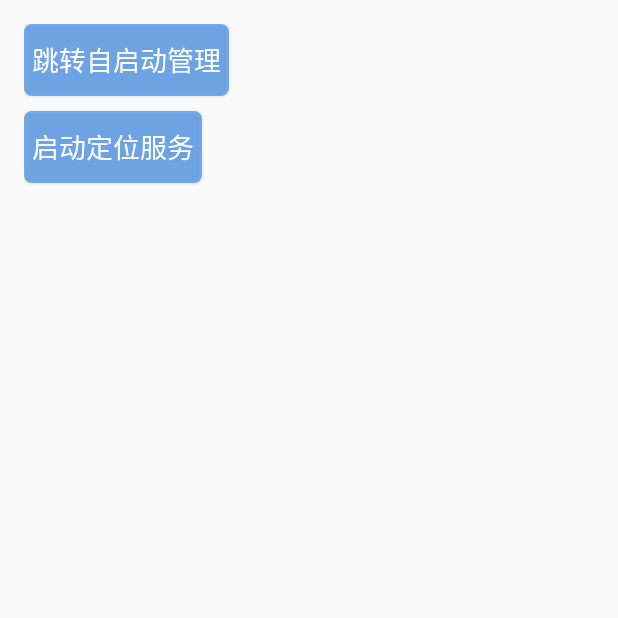
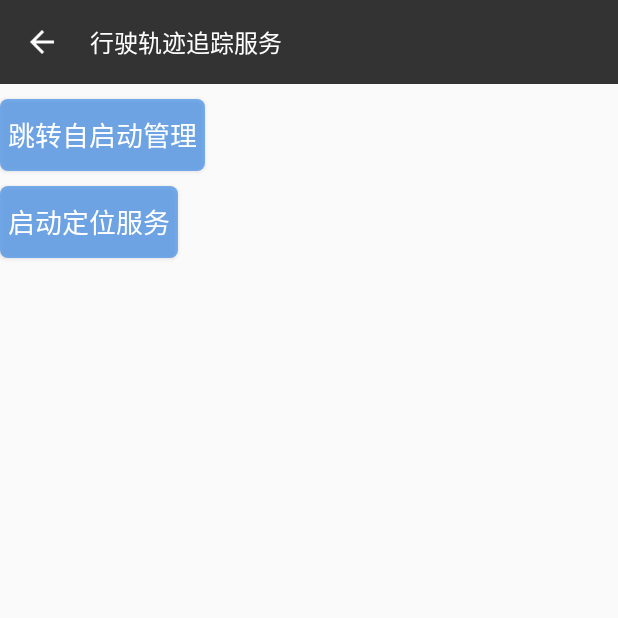
Before and after one commit to harrain/DemoWeChatLoadWebsite, an Android app: the LocateActivity screen opened directly, with no data from a screen before it, on a phone screen of 412 x 824 dp, the top half of it. Run offline under Robolectric (Android 15) with nearby library versions, the phone set to English and light mode, and no system bars; our stand-ins replace ButterKnife; libraries missing offline, so code that uses them is left out: com.xdandroid.hellodaemon; 2 statements that could not run were skipped.

Commit message:
时间戳文件记录坐标。加上权限适配

```diff
--- a/app/build.gradle
+++ b/app/build.gradle
@@ -76,5 +76,6 @@ dependencies {
     apt 'com.jakewharton:butterknife-compiler:8.2.1'
     compile 'com.xdandroid:hellodaemon:+'//后台保活
     compile 'io.reactivex.rxjava2:rxjava:2.+'
+    compile 'com.tbruyelle.rxpermissions2:rxpermissions:0.9.4@aar'
 
 }
--- a/app/src/main/java/com/example/demowechat/TraceServiceImpl.java
+++ b/app/src/main/java/com/example/demowechat/TraceServiceImpl.java
@@ -15,6 +15,8 @@ import java.io.BufferedWriter;
 import java.io.File;
 import java.io.FileWriter;
 import java.io.IOException;
+import java.text.SimpleDateFormat;
+import java.util.Date;
 
 import io.reactivex.disposables.Disposable;
 
@@ -134,6 +136,10 @@ public class TraceServiceImpl extends AbsWorkService {
     @TargetApi(Build.VERSION_CODES.KITKAT)
     private void saveLocationToLocal(String longitude, String latitude) {
         try {
+            SimpleDateFormat sdf = new SimpleDateFormat("yyyy-MM-dd HH:mm:ss");//19个字符串  index : 0-18
+            Date date = new Date();
+            bw.write(sdf.format(date)+"   ");
+
             bw.write(longitude + "-" + latitude);
             bw.newLine();
             bw.flush();
--- a/app/src/main/java/com/example/demowechat/map/LocateActivity.java
+++ b/app/src/main/java/com/example/demowechat/map/LocateActivity.java
@@ -1,26 +1,26 @@
 package com.example.demowechat.map;
 
-import android.app.ActivityManager;
 import android.content.ComponentName;
 import android.content.Intent;
 import android.content.ServiceConnection;
 import android.os.Bundle;
 import android.os.IBinder;
 import android.support.v7.app.AppCompatActivity;
+import android.support.v7.widget.Toolbar;
 import android.view.View;
 import android.widget.Button;
+import android.widget.ImageView;
+import android.widget.TextView;
 
 import com.example.demowechat.R;
 import com.example.demowechat.TraceServiceImpl;
-import com.example.demowechat.utils.LogUtils;
 import com.example.demowechat.utils.SharePrefrenceUtils;
 import com.xdandroid.hellodaemon.DaemonEnv;
 import com.xdandroid.hellodaemon.IntentWrapper;
 
-import java.util.List;
-
 import butterknife.BindView;
 import butterknife.ButterKnife;
+import butterknife.OnClick;
 
 public class LocateActivity extends AppCompatActivity {
     @BindView(R.id.btn_white)
@@ -30,6 +30,12 @@ public class LocateActivity extends AppCompatActivity {
     @BindView(R.id.btn_stop)
     Button mBtnStopService;
     private final String tag = "LocateActivity";
+    @BindView(R.id.scanner_toolbar_back)
+    ImageView mTBack;
+    @BindView(R.id.scanner_toolbar_title)
+    TextView mTTitle;
+    @BindView(R.id.titlebar)
+    Toolbar toolbar;
     private Intent intent;
 
 
@@ -38,22 +44,40 @@ public class LocateActivity extends AppCompatActivity {
         super.onCreate(savedInstanceState);
         setContentView(R.layout.activity_locate);
         ButterKnife.bind(this);
+        setSupportActionBar(toolbar);
+        mTTitle.setText("行驶轨迹追踪服务");
 
         intent = new Intent(this, TraceServiceImpl.class);
 
-        ActivityManager am = (ActivityManager)getSystemService(ACTIVITY_SERVICE);
-        List<ActivityManager.RunningServiceInfo> infos = am.getRunningServices(100);
-        for(ActivityManager.RunningServiceInfo info:infos){
-            String className = info.service.getClassName();
-//            LogUtils.i("service","-----"+className);
-            if(className.equals("com.example.demowechat.TraceServiceImpl")){
-                mBtnStarService.setVisibility(View.INVISIBLE);
-                return;
-            }
+        if (!SharePrefrenceUtils.getInstance().getNeedLocate()){
+            mBtnStopService.setVisibility(View.INVISIBLE);
+        }else {
+            mBtnStarService.setVisibility(View.INVISIBLE);
+            mTTitle.setText("行驶轨迹追踪服务\r\n"+ "后台持续获取位置坐标中···");
+        }
 
+//        ActivityManager am = (ActivityManager) getSystemService(ACTIVITY_SERVICE);
+//        List<ActivityManager.RunningServiceInfo> infos = am.getRunningServices(100);
+//        for (ActivityManager.RunningServiceInfo info : infos) {
+//            String className = info.service.getClassName();
+////            LogUtils.i("service","-----"+className);
+//            if (className.equals("com.example.demowechat.TraceServiceImpl")) {
+//                mBtnStarService.setVisibility(View.INVISIBLE);
+//                return;
+//            }
+//
+//        }
+//        mBtnStopService.setVisibility(View.INVISIBLE);
+
+    }
+
+    @Override
+    protected void onResume() {
+        super.onResume();
+        if (!SharePrefrenceUtils.getInstance().getAddWhiteList()) {
+            IntentWrapper.whiteListMatters(this, "行驶轨迹追踪服务的持续运行");
+            SharePrefrenceUtils.getInstance().setAddWhiteList(true);
         }
-        mBtnStopService.setVisibility(View.INVISIBLE);
-
     }
 
     public void onClick(View v) {
@@ -61,7 +85,7 @@ public class LocateActivity extends AppCompatActivity {
             case R.id.btn_start:
 
                 SharePrefrenceUtils.getInstance().setNeedLocate(true);
-                LogUtils.e(tag,"SharePrefrenceUtils"+SharePrefrenceUtils.getInstance().getNeedLocate());
+//                LogUtils.e(tag, "SharePrefrenceUtils" + SharePrefrenceUtils.getInstance().getNeedLocate());
 
                 DaemonEnv.startServiceSafely(intent);
                 mBtnStarService.setEnabled(false);
@@ -69,11 +93,13 @@ public class LocateActivity extends AppCompatActivity {
 //                mBtnStarService.setBackgroundColor(getResources().getColor(R.color.light_grey));
                 mBtnStarService.setVisibility(View.INVISIBLE);
                 mBtnStopService.setVisibility(View.VISIBLE);
+
+                mTTitle.setText("行驶轨迹追踪服务\r\n"+ "后台持续获取位置坐标中···");
 //                bindService(intent,sc,BIND_AUTO_CREATE);
 
                 break;
             case R.id.btn_white:
-                IntentWrapper.whiteListMatters(this, "轨迹跟踪服务的持续运行");
+                IntentWrapper.whiteListMatters(this, "行驶轨迹追踪服务的持续运行");
                 mBtnStartManger.setEnabled(false);
                 mBtnStartManger.setClickable(false);
                 mBtnStartManger.setBackgroundColor(getResources().getColor(R.color.light_grey));
@@ -86,13 +112,25 @@ public class LocateActivity extends AppCompatActivity {
                 mBtnStopService.setVisibility(View.INVISIBLE);
 
                 SharePrefrenceUtils.getInstance().setNeedLocate(false);
-                LogUtils.e(tag,"SharePrefrenceUtils"+SharePrefrenceUtils.getInstance().getNeedLocate());
+//                LogUtils.e(tag, "SharePrefrenceUtils" + SharePrefrenceUtils.getInstance().getNeedLocate());
                 TraceServiceImpl.stopService();
 
                 stopService(intent);
+                mTTitle.setText("行驶轨迹追踪服务");
 
                 break;
         }
+    }
+
+    @OnClick(R.id.scanner_toolbar_back)
+    public void onBack(){
+        finish();
+    }
+
+    @Override
+    public void onBackPressed() {
+        super.onBackPressed();
+        finish();
     }
 
     private ServiceConnection sc = new ServiceConnection() {
@@ -114,5 +152,4 @@ public class LocateActivity extends AppCompatActivity {
     }
 
 
-
 }
--- a/app/src/main/java/com/example/demowechat/map/TrackShowDemo.java
+++ b/app/src/main/java/com/example/demowechat/map/TrackShowDemo.java
@@ -148,6 +148,10 @@ public class TrackShowDemo extends AppCompatActivity {
                 String lineTxt = null;
 
                 while ((lineTxt = bufferedReader.readLine()) != null) {
+                    if(lineTxt.contains(":")){
+                        String time = lineTxt.substring(0,19);
+                        lineTxt = lineTxt.substring(23,lineTxt.length()-1);
+                    }
                     String[] split = lineTxt.split("-");
                     LatLng latLng = new LatLng(Double.parseDouble(split[1]), Double.parseDouble(split[0]));
                     polylines.add(latLng);
--- a/app/src/main/java/com/example/demowechat/utils/AppConstant.java
+++ b/app/src/main/java/com/example/demowechat/utils/AppConstant.java
@@ -7,7 +7,7 @@ import com.example.demowechat.MyApplication;
 public class AppConstant {
 
     public static final int CAPTURE_NOW = 10;
-    public static final String TRACE_TXT_PATH = MyApplication.getInstance().getExternalFilesDir(Environment.DIRECTORY_DOCUMENTS).getAbsolutePath() + "/" + "trace.txt";
+    public static final String  TRACE_TXT_PATH = MyApplication.getInstance().getExternalFilesDir(Environment.DIRECTORY_DOCUMENTS).getAbsolutePath() + "/" + "trace.txt";
 
     //WHAT 0-10 预留值
     public interface WHAT {
--- a/app/src/main/java/com/example/demowechat/utils/SharePrefrenceUtils.java
+++ b/app/src/main/java/com/example/demowechat/utils/SharePrefrenceUtils.java
@@ -15,6 +15,7 @@ public class SharePrefrenceUtils {
     private static final String CAMERA_TURN = "cameraId";
     private static final String NEED_LOCATE = "need_locate";
     private static final String LOCATE_INTERRUPT = "locate_interrupt";
+    private static final String APP_WHITELIST = "app_whiteList";
 
     private static SharePrefrenceUtils instance;
     private static SharedPreferences sharedPreferences;
@@ -49,6 +50,9 @@ public class SharePrefrenceUtils {
     public void setLocateInterrupt(boolean isInterrupt){ editor.putBoolean(LOCATE_INTERRUPT,isInterrupt).commit();}
     public boolean getLocateInterrupt(){ return sharedPreferences.getBoolean(LOCATE_INTERRUPT,false);}
 
+    public void setAddWhiteList(boolean isAdded){ editor.putBoolean(APP_WHITELIST,isAdded).commit();}
+    public boolean getAddWhiteList() { return sharedPreferences.getBoolean(APP_WHITELIST,false);}
+
     public void removeCameraTurn(){
         editor.remove(CAMERA_TURN).commit();
     }
--- a/app/src/main/res/layout/activity_locate.xml
+++ b/app/src/main/res/layout/activity_locate.xml
@@ -5,8 +5,11 @@
     android:orientation="vertical"
     android:layout_width="match_parent"
     android:layout_height="match_parent"
-    android:padding="16dp"
-    tools:context="com.example.demowechat.map.LocateActivity">
+
+    >
+
+    <include layout="@layout/scanner_toolbar"
+        android:id="@+id/titlebar"/>
 
     <Button
         android:id="@+id/btn_white"
@@ -16,6 +19,7 @@
         android:textColor="@color/white"
         android:background="@drawable/btn_shape"
         android:padding="5dp"
+        android:layout_marginTop="10dp"
         android:text="跳转自启动管理"
         android:onClick="onClick"/>
 
--- a/app/src/main/res/layout/activity_main.xml
+++ b/app/src/main/res/layout/activity_main.xml
@@ -28,7 +28,7 @@
                 android:layout_width="30dp"
                 android:layout_height="30dp" />
             <TextView
-                android:text="记录"
+                android:text="照片"
                 android:layout_width="wrap_content"
                 android:layout_height="wrap_content" />
         </LinearLayout>
@@ -46,7 +46,7 @@
                 android:layout_width="30dp"
                 android:layout_height="30dp" />
             <TextView
-                android:text="通讯录"
+                android:text="定位"
                 android:layout_width="wrap_content"
                 android:layout_height="wrap_content" />
         </LinearLayout>
```
Also changed, not shown: app/src/main/java/com/example/demowechat/MainActivity.java (+112 -16 lines), app/src/main/java/com/example/demowechat/listener/PermissionResultListener.java (added, +10 -0 lines).
